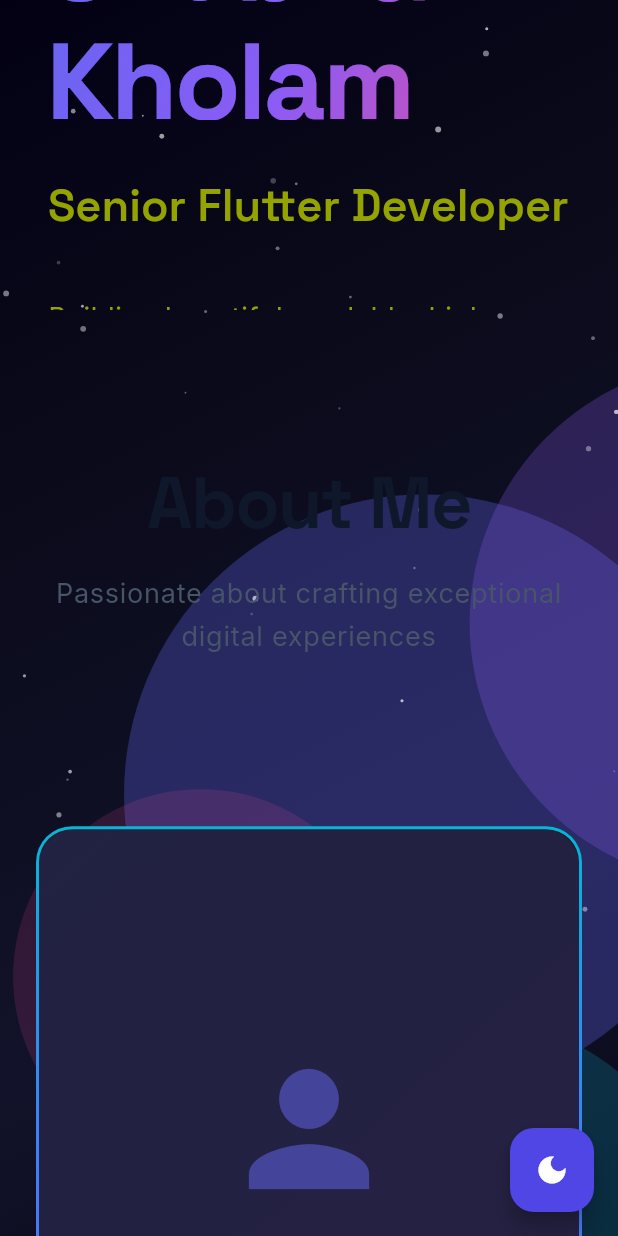
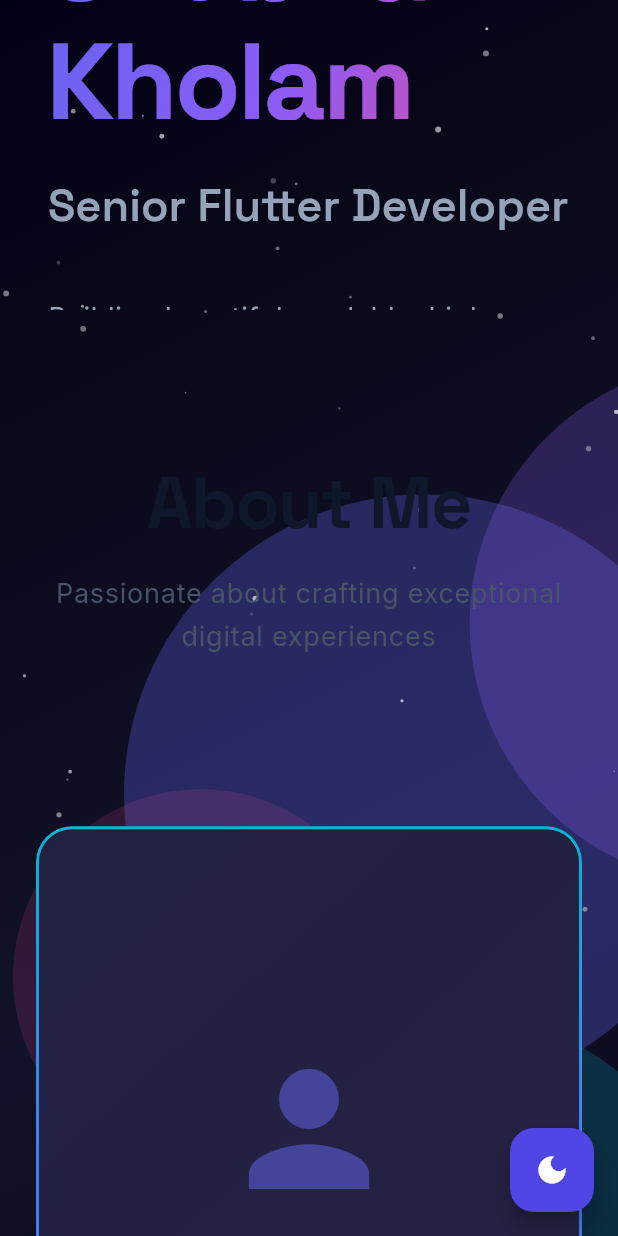
Before and after one commit to shubhamkholam/shubham_portfolio, a Flutter app: the screen it shows after launch, scrolled down 576 dp, on a phone screen of 412 x 824 dp. Run offline on Flutter 3.47's test engine with Material 3 defaults, Android fonts, the phone set to English and light mode, and no system bars; drawn by our look-alikes of animated_text_kit, flutter_animate; our stand-ins replace google_fonts.

Commit message:
Refactor app theme

```diff
--- a/lib/core/theme/app_theme.dart
+++ b/lib/core/theme/app_theme.dart
@@ -24,7 +24,7 @@
   static const Color _darkPink = Color(0xFFEC4899);
 
   static const Color _darkText = Color(0xFFE2E8F0);
-  static const Color _darkTextSecondary = Color(0xFF94A300);
+  static const Color _darkTextSecondary = Color(0xFF94A3B8);
 
   static const Color _darkBorder = Color(0x1FFFFFFF);
 
```
